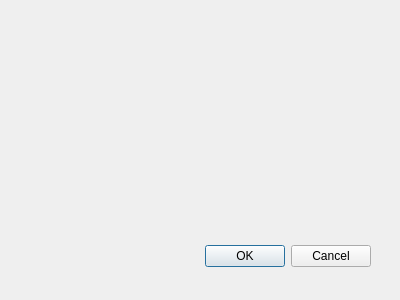
First picture: the form in windows/searchwindow.ui, repository cyberdust2k/PokemonTextEditor, before the edit.
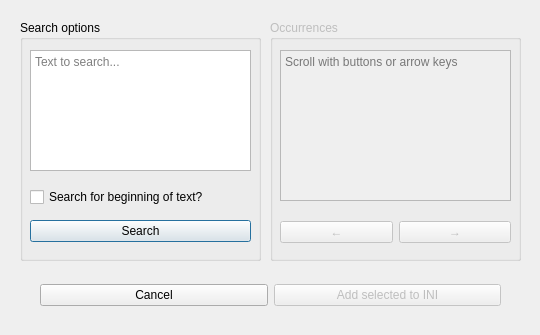
Second picture: the form after the edit.

Diff of the .ui file:
```diff
--- a/windows/searchwindow.ui
+++ b/windows/searchwindow.ui
@@ -8,28 +8,160 @@
    <rect>
     <x>0</x>
     <y>0</y>
-    <width>400</width>
-    <height>300</height>
+    <width>540</width>
+    <height>335</height>
    </rect>
   </property>
   <property name="windowTitle">
    <string>Dialog</string>
   </property>
-  <widget name="buttonBox" class="QDialogButtonBox">
+  <property name="locale">
+   <locale language="English" country="UnitedKingdom"/>
+  </property>
+  <widget class="QGroupBox" name="groupBox">
    <property name="geometry">
     <rect>
-     <x>30</x>
-     <y>240</y>
-     <width>341</width>
-     <height>32</height>
+     <x>20</x>
+     <y>20</y>
+     <width>241</width>
+     <height>241</height>
     </rect>
    </property>
-   <property name="orientation">
-    <enum>Qt::Horizontal</enum>
+   <property name="title">
+    <string>Search options</string>
    </property>
-   <property name="standardButtons">
-    <set>QDialogButtonBox::Cancel|QDialogButtonBox::Ok</set>
+   <widget class="QPlainTextEdit" name="plainTextEdit">
+    <property name="geometry">
+     <rect>
+      <x>10</x>
+      <y>30</y>
+      <width>221</width>
+      <height>121</height>
+     </rect>
+    </property>
+    <property name="placeholderText">
+     <string>Text to search...</string>
+    </property>
+   </widget>
+   <widget class="QWidget" name="verticalLayoutWidget">
+    <property name="geometry">
+     <rect>
+      <x>10</x>
+      <y>160</y>
+      <width>221</width>
+      <height>71</height>
+     </rect>
+    </property>
+    <layout class="QVBoxLayout" name="verticalLayout">
+     <item>
+      <widget class="QCheckBox" name="checkBox">
+       <property name="toolTip">
+        <string>&lt;html&gt;&lt;head/&gt;&lt;body&gt;&lt;p&gt;May not work properly if there isn't a 0xFF byte in front of the text.&lt;/p&gt;&lt;/body&gt;&lt;/html&gt;</string>
+       </property>
+       <property name="text">
+        <string>Search for beginning of text?</string>
+       </property>
+      </widget>
+     </item>
+     <item>
+      <widget class="QPushButton" name="pushButton_3">
+       <property name="text">
+        <string>Search</string>
+       </property>
+      </widget>
+     </item>
+    </layout>
+   </widget>
+  </widget>
+  <widget class="QGroupBox" name="groupBox_2">
+   <property name="enabled">
+    <bool>false</bool>
    </property>
+   <property name="geometry">
+    <rect>
+     <x>270</x>
+     <y>20</y>
+     <width>251</width>
+     <height>241</height>
+    </rect>
+   </property>
+   <property name="title">
+    <string>Occurrences</string>
+   </property>
+   <widget class="QPlainTextEdit" name="plainTextEdit_2">
+    <property name="geometry">
+     <rect>
+      <x>10</x>
+      <y>30</y>
+      <width>231</width>
+      <height>151</height>
+     </rect>
+    </property>
+    <property name="readOnly">
+     <bool>true</bool>
+    </property>
+    <property name="placeholderText">
+     <string>Scroll with buttons or arrow keys</string>
+    </property>
+   </widget>
+   <widget class="QWidget" name="horizontalLayoutWidget_2">
+    <property name="geometry">
+     <rect>
+      <x>10</x>
+      <y>190</y>
+      <width>231</width>
+      <height>41</height>
+     </rect>
+    </property>
+    <layout class="QHBoxLayout" name="horizontalLayout_2">
+     <property name="topMargin">
+      <number>4</number>
+     </property>
+     <item>
+      <widget class="QPushButton" name="pushButton_4">
+       <property name="text">
+        <string>←</string>
+       </property>
+      </widget>
+     </item>
+     <item>
+      <widget class="QPushButton" name="pushButton_5">
+       <property name="text">
+        <string>→</string>
+       </property>
+      </widget>
+     </item>
+    </layout>
+   </widget>
+  </widget>
+  <widget class="QWidget" name="horizontalLayoutWidget">
+   <property name="geometry">
+    <rect>
+     <x>40</x>
+     <y>280</y>
+     <width>461</width>
+     <height>31</height>
+    </rect>
+   </property>
+   <layout class="QHBoxLayout" name="horizontalLayout">
+    <item>
+     <widget class="QPushButton" name="pushButton_2">
+      <property name="text">
+       <string>Cancel</string>
+      </property>
+     </widget>
+    </item>
+    <item>
+     <widget class="QPushButton" name="pushButton">
+      <property name="enabled">
+       <bool>false</bool>
+      </property>
+      <property name="text">
+       <string>Add selected to INI</string>
+      </property>
+     </widget>
+    </item>
+   </layout>
   </widget>
  </widget>
  <pixmapfunction/>
```
Left out of the diff: 45 changed lines with no effect on the pictures.
